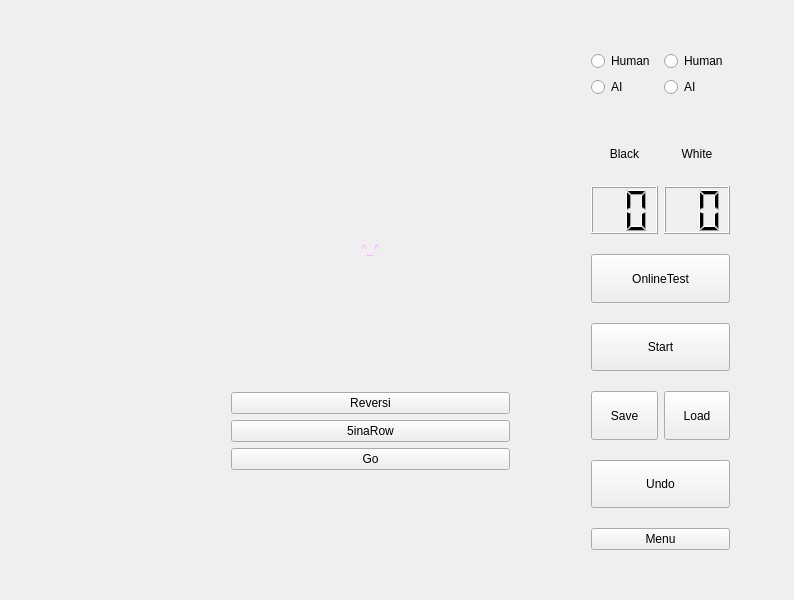
helloworld128/OOP_New, file widget.ui: the form before one commit.
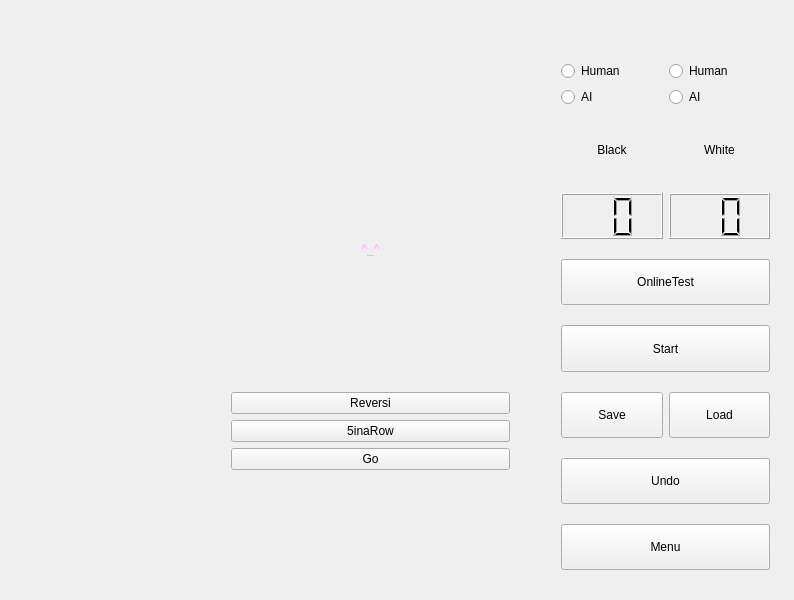
The form after the commit. Icons and pictures are not drawn.

```diff
--- a/widget.ui
+++ b/widget.ui
@@ -72,10 +72,10 @@
   <widget class="QLabel" name="Board">
    <property name="geometry">
     <rect>
-     <x>60</x>
-     <y>50</y>
+     <x>10</x>
+     <y>60</y>
      <width>480</width>
-     <height>479</height>
+     <height>480</height>
     </rect>
    </property>
    <property name="sizePolicy">
@@ -93,17 +93,20 @@
    <property name="alignment">
     <set>Qt::AlignCenter</set>
    </property>
+   <property name="wordWrap">
+    <bool>true</bool>
+   </property>
   </widget>
   <widget class="QWidget" name="GameMenu" native="true">
    <property name="geometry">
     <rect>
-     <x>580</x>
-     <y>40</y>
-     <width>161</width>
-     <height>521</height>
+     <x>550</x>
+     <y>50</y>
+     <width>231</width>
+     <height>531</height>
     </rect>
    </property>
-   <layout class="QGridLayout" name="Gamemenu" rowstretch="1,1,1,2,2,2,2,2,0">
+   <layout class="QGridLayout" name="Gamemenu" rowstretch="1,0,0,0,0,0,0,0,0">
     <property name="verticalSpacing">
      <number>20</number>
     </property>
@@ -125,23 +128,21 @@
       </item>
      </layout>
     </item>
-    <item row="0" column="0">
-     <layout class="QVBoxLayout" name="verticalLayout">
-      <item>
-       <widget class="QRadioButton" name="BPlayer">
-        <property name="text">
-         <string>Human</string>
-        </property>
-       </widget>
-      </item>
-      <item>
-       <widget class="QRadioButton" name="BAI">
-        <property name="text">
-         <string>AI</string>
-        </property>
-       </widget>
-      </item>
-     </layout>
+    <item row="4" column="0" colspan="2">
+     <widget class="QPushButton" name="Online_Button">
+      <property name="sizePolicy">
+       <sizepolicy hsizetype="Minimum" vsizetype="Minimum">
+        <horstretch>0</horstretch>
+        <verstretch>0</verstretch>
+       </sizepolicy>
+      </property>
+      <property name="styleSheet">
+       <string notr="true">font: 28pt &quot;Adobe Arabic&quot;;</string>
+      </property>
+      <property name="text">
+       <string>OnlineTest</string>
+      </property>
+     </widget>
     </item>
     <item row="2" column="1">
      <widget class="QLabel" name="WCount_Label">
@@ -169,6 +170,24 @@
       </property>
      </widget>
     </item>
+    <item row="0" column="0">
+     <layout class="QVBoxLayout" name="verticalLayout">
+      <item>
+       <widget class="QRadioButton" name="BPlayer">
+        <property name="text">
+         <string>Human</string>
+        </property>
+       </widget>
+      </item>
+      <item>
+       <widget class="QRadioButton" name="BAI">
+        <property name="text">
+         <string>AI</string>
+        </property>
+       </widget>
+      </item>
+     </layout>
+    </item>
     <item row="6" column="0">
      <widget class="QPushButton" name="Save_Button">
       <property name="sizePolicy">
@@ -185,6 +204,22 @@
       </property>
      </widget>
     </item>
+    <item row="8" column="0" colspan="2">
+     <widget class="QPushButton" name="Menu_Button">
+      <property name="sizePolicy">
+       <sizepolicy hsizetype="Minimum" vsizetype="Minimum">
+        <horstretch>0</horstretch>
+        <verstretch>0</verstretch>
+       </sizepolicy>
+      </property>
+      <property name="styleSheet">
+       <string notr="true">font: 28pt &quot;Adobe Arabic&quot;;</string>
+      </property>
+      <property name="text">
+       <string>Menu</string>
+      </property>
+     </widget>
+    </item>
     <item row="2" column="0">
      <widget class="QLabel" name="BCount_Label">
       <property name="styleSheet">
@@ -214,22 +249,6 @@
       </property>
      </widget>
     </item>
-    <item row="8" column="0" colspan="2">
-     <widget class="QPushButton" name="Menu_Button">
-      <property name="sizePolicy">
-       <sizepolicy hsizetype="Minimum" vsizetype="Minimum">
-        <horstretch>0</horstretch>
-        <verstretch>0</verstretch>
-       </sizepolicy>
-      </property>
-      <property name="styleSheet">
-       <string notr="true">font: 28pt &quot;Adobe Arabic&quot;;</string>
-      </property>
-      <property name="text">
-       <string>Menu</string>
-      </property>
-     </widget>
-    </item>
     <item row="7" column="0" colspan="2">
      <widget class="QPushButton" name="Undo_Button">
       <property name="sizePolicy">
@@ -275,22 +294,6 @@
       </property>
      </widget>
     </item>
-    <item row="4" column="0" colspan="2">
-     <widget class="QPushButton" name="Online_Button">
-      <property name="sizePolicy">
-       <sizepolicy hsizetype="Minimum" vsizetype="Minimum">
-        <horstretch>0</horstretch>
-        <verstretch>0</verstretch>
-       </sizepolicy>
-      </property>
-      <property name="styleSheet">
-       <string notr="true">font: 28pt &quot;Adobe Arabic&quot;;</string>
-      </property>
-      <property name="text">
-       <string>OnlineTest</string>
-      </property>
-     </widget>
-    </item>
    </layout>
   </widget>
  </widget>
```
